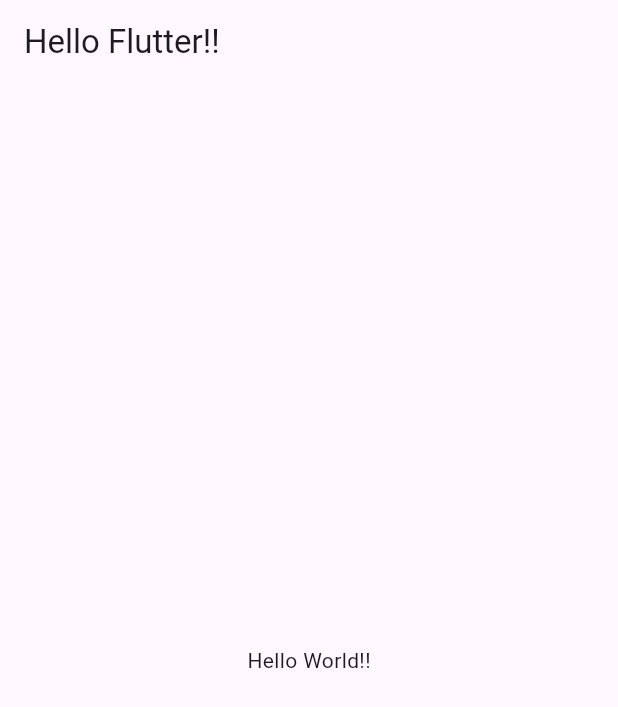
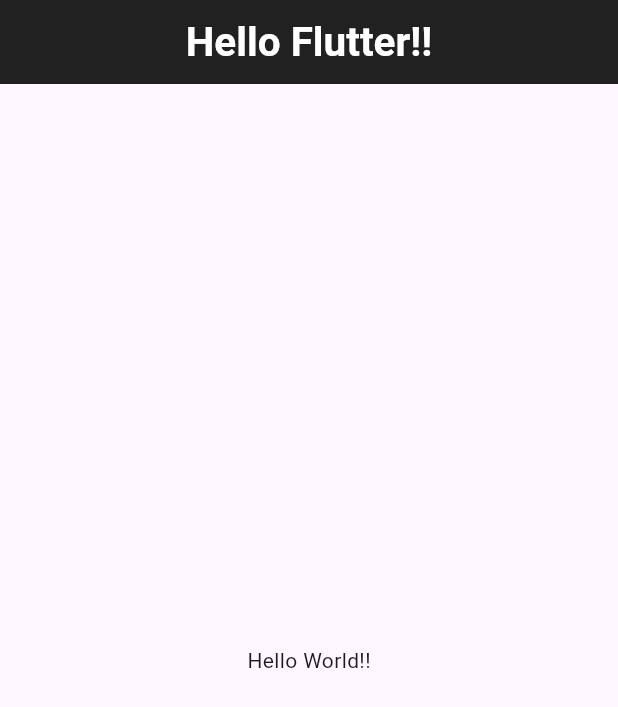
Before and after one commit to kuuneeee/flutter_prac, a Flutter app: the screen it shows after launch, on a phone screen of 412 x 824 dp. Shown: the top 707 px of the screen. Run offline on Flutter 3.47's test engine with Material 3 defaults, Android fonts, the phone set to English and light mode, and no system bars.

Commit message:
Widget test2

```diff
--- a/flutoon/fluttoon/lib/main.dart
+++ b/flutoon/fluttoon/lib/main.dart
@@ -1,4 +1,8 @@
+import 'dart:ui';
+
 import 'package:flutter/material.dart';
+import 'package:flutter/rendering.dart';
+import 'package:flutter/widgets.dart';
 
 void main() {
   runApp(App());
@@ -37,8 +41,15 @@ class App extends StatelessWidget {
 
       home: Scaffold(
         appBar: AppBar(
-          // Title 달수 있는 Widget
-          title: Text("Hello Flutter!!"),
+          title: Text("Hello Flutter!!"), // Title 달수 있는 Widget
+          centerTitle: true, // Title 가운데로
+          // elevation: 10, // Title영역 그림자??
+          backgroundColor: Colors.black87,
+          titleTextStyle: TextStyle(
+            color: Colors.white,
+            fontSize: 27,
+            fontWeight: FontWeight.bold,
+          ),
         ),
         body: Center(
           // child를 화면 가운데에 배치하는 Widget
```
